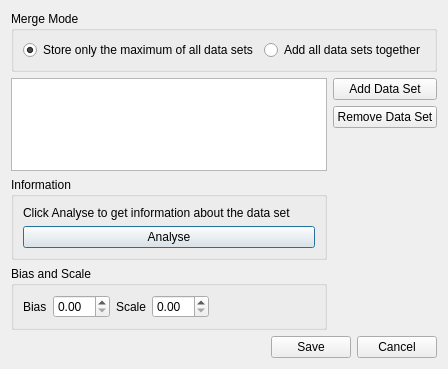
Before: the Qt Designer form ImageVis3D/UI/UI/MergeDlg.ui in SCIInstitute/ImageVis3D, drawn with Qt 5.
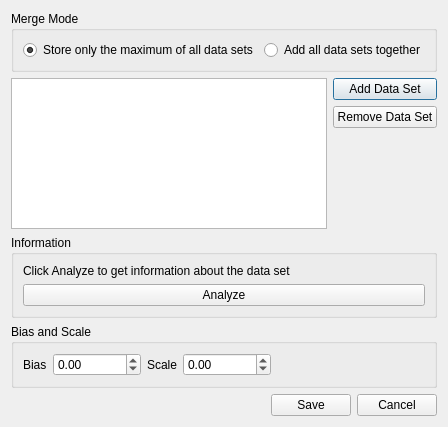
After: the same form once the commit is applied.

Commit message: completed merge dataset feature

What changed in the file:
```diff
--- a/ImageVis3D/UI/UI/MergeDlg.ui
+++ b/ImageVis3D/UI/UI/MergeDlg.ui
@@ -9,7 +9,7 @@
     <x>0</x>
     <y>0</y>
     <width>402</width>
-    <height>369</height>
+    <height>427</height>
    </rect>
   </property>
   <property name="windowTitle" >
@@ -88,71 +88,6 @@
          <item>
           <widget class="QListWidget" name="listWidget_datasets" />
          </item>
-         <item>
-          <widget class="QGroupBox" name="groupBox_Info" >
-           <property name="title" >
-            <string>Information</string>
-           </property>
-           <layout class="QVBoxLayout" name="verticalLayout_4" >
-            <item>
-             <widget class="QLabel" name="label_Info" >
-              <property name="text" >
-               <string>Click Analyse to get information about the data set</string>
-              </property>
-             </widget>
-            </item>
-            <item>
-             <widget class="QPushButton" name="pushButton_Analyse" >
-              <property name="text" >
-               <string>Analyse</string>
-              </property>
-             </widget>
-            </item>
-           </layout>
-          </widget>
-         </item>
-         <item>
-          <widget class="QGroupBox" name="groupBox" >
-           <property name="title" >
-            <string>Bias and Scale</string>
-           </property>
-           <layout class="QHBoxLayout" name="horizontalLayout_3" >
-            <item>
-             <widget class="QLabel" name="label" >
-              <property name="text" >
-               <string>Bias</string>
-              </property>
-             </widget>
-            </item>
-            <item>
-             <widget class="QDoubleSpinBox" name="doubleSpinBox_bias" />
-            </item>
-            <item>
-             <widget class="QLabel" name="label_2" >
-              <property name="text" >
-               <string>Scale</string>
-              </property>
-             </widget>
-            </item>
-            <item>
-             <widget class="QDoubleSpinBox" name="doubleSpinBox_scale" />
-            </item>
-            <item>
-             <spacer name="horizontalSpacer_2" >
-              <property name="orientation" >
-               <enum>Qt::Horizontal</enum>
-              </property>
-              <property name="sizeHint" stdset="0" >
-               <size>
-                <width>40</width>
-                <height>20</height>
-               </size>
-              </property>
-             </spacer>
-            </item>
-           </layout>
-          </widget>
-         </item>
         </layout>
        </widget>
       </item>
@@ -204,6 +139,103 @@
      </layout>
     </widget>
    </item>
+   <item>
+    <widget class="QFrame" name="frame_5" >
+     <property name="frameShape" >
+      <enum>QFrame::NoFrame</enum>
+     </property>
+     <property name="frameShadow" >
+      <enum>QFrame::Raised</enum>
+     </property>
+     <property name="lineWidth" >
+      <number>0</number>
+     </property>
+     <layout class="QVBoxLayout" name="verticalLayout_5" >
+      <property name="margin" >
+       <number>0</number>
+      </property>
+      <item>
+       <widget class="QGroupBox" name="groupBox_Info" >
+        <property name="title" >
+         <string>Information</string>
+        </property>
+        <layout class="QVBoxLayout" name="verticalLayout_4" >
+         <item>
+          <widget class="QLabel" name="label_Info" >
+           <property name="text" >
+            <string>Click Analyze to get information about the data set</string>
+           </property>
+          </widget>
+         </item>
+         <item>
+          <widget class="QPushButton" name="pushButton_Analyze" >
+           <property name="text" >
+            <string>Analyze</string>
+           </property>
+          </widget>
+         </item>
+        </layout>
+       </widget>
+      </item>
+      <item>
+       <widget class="QGroupBox" name="groupBox_SB" >
+        <property name="title" >
+         <string>Bias and Scale</string>
+        </property>
+        <layout class="QHBoxLayout" name="horizontalLayout_3" >
+         <item>
+          <widget class="QLabel" name="label" >
+           <property name="text" >
+            <string>Bias</string>
+           </property>
+          </widget>
+         </item>
+         <item>
+          <widget class="QDoubleSpinBox" name="doubleSpinBox_bias" >
+           <property name="minimum" >
+            <double>-100000.000000000000000</double>
+           </property>
+           <property name="maximum" >
+            <double>100000.000000000000000</double>
+           </property>
+          </widget>
+         </item>
+         <item>
+          <widget class="QLabel" name="label_2" >
+           <property name="text" >
+            <string>Scale</string>
+           </property>
+          </widget>
+         </item>
+         <item>
+          <widget class="QDoubleSpinBox" name="doubleSpinBox_scale" >
+           <property name="minimum" >
+            <double>-100000.000000000000000</double>
+           </property>
+           <property name="maximum" >
+            <double>100000.000000000000000</double>
+           </property>
+          </widget>
+         </item>
+         <item>
+          <spacer name="horizontalSpacer_2" >
+           <property name="orientation" >
+            <enum>Qt::Horizontal</enum>
+           </property>
+           <property name="sizeHint" stdset="0" >
+            <size>
+             <width>40</width>
+             <height>20</height>
+            </size>
+           </property>
+          </spacer>
+         </item>
+        </layout>
+       </widget>
+      </item>
+     </layout>
+    </widget>
+   </item>
    <item>
     <widget class="QFrame" name="frame" >
      <property name="frameShape" >
```
Left out of the diff: 52 changed lines with no effect on the pictures. The commit also changes 5 other files.
